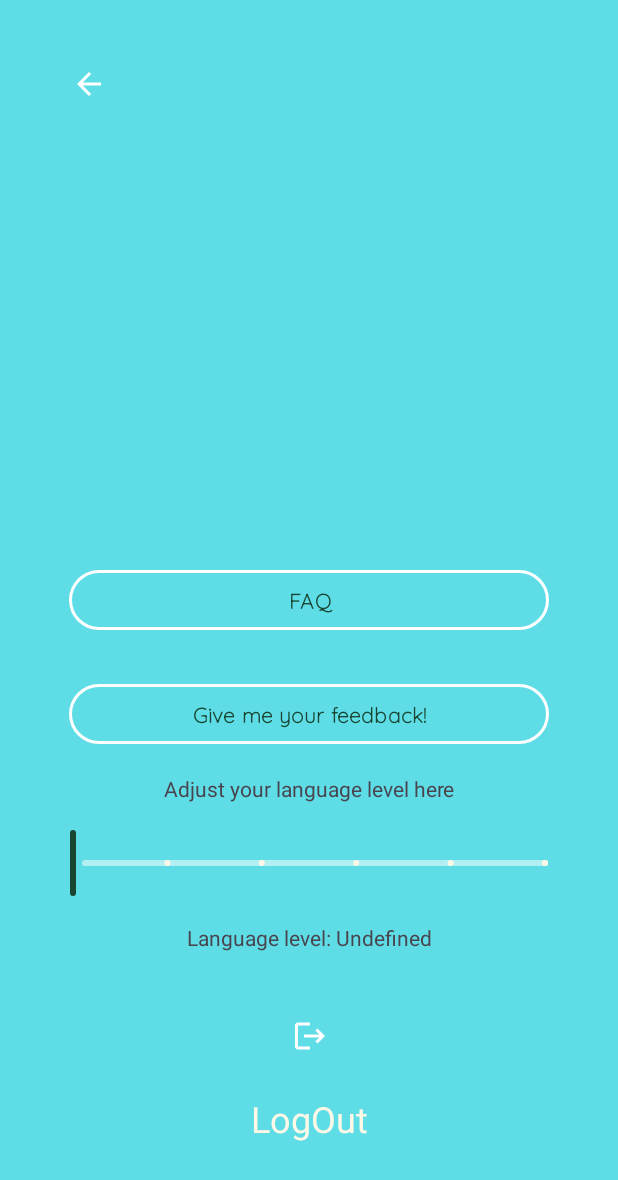
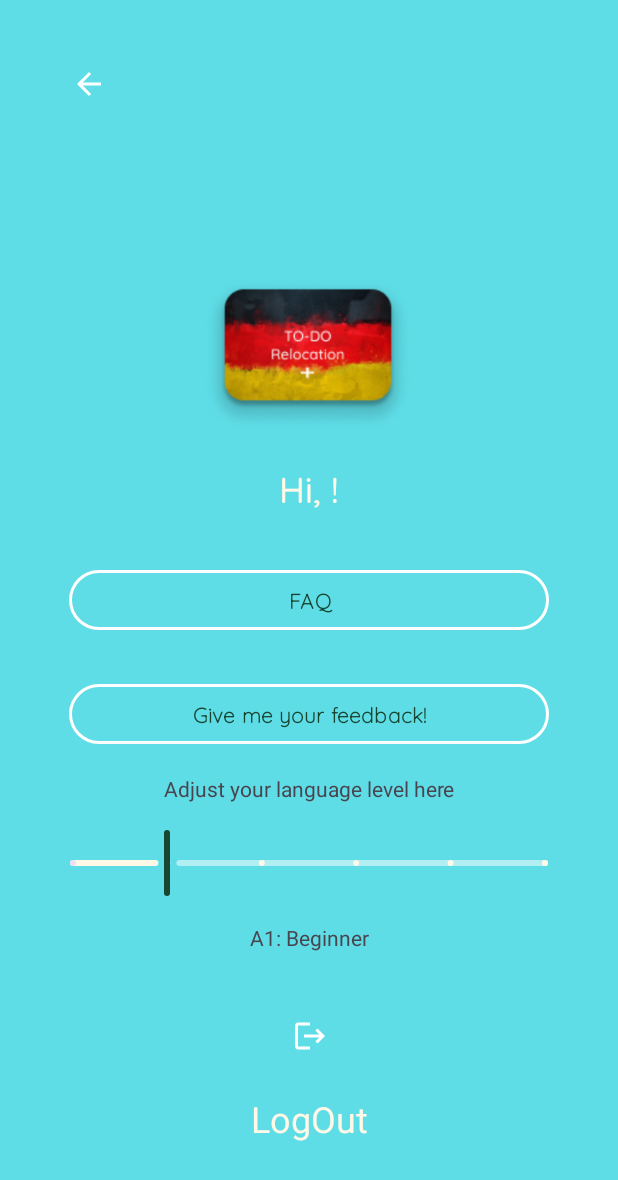
Before and after one commit to AlGSyntax/ProMigrate, an Android app: the SettingsFragment screen opened through its navigation route, on a phone screen of 412 x 824 dp. Shown: the top 1180 px of the screen. Run offline under Robolectric (Android 15) with nearby library versions, the phone set to English and light mode, and no system bars; our stand-ins replace Firebase (no records; nobody signed in at launch, a user with empty details on screens opened directly); pictures from the network do not load; 1 statement that could not run was skipped.

Commit message:
Final Adjustments.

```diff
--- a/app/src/main/java/com/example/promigrate/MainActivity.kt
+++ b/app/src/main/java/com/example/promigrate/MainActivity.kt
@@ -24,7 +24,5 @@ class MainActivity : AppCompatActivity() {
         ProMigrateCourseAPI.init(this)
         // Setzt den Inhalt der Aktivität aus einer Layout-Ressource.
         setContentView(R.layout.activity_main)
-
-
     }
 }
--- a/app/src/main/java/com/example/promigrate/MainViewModel.kt
+++ b/app/src/main/java/com/example/promigrate/MainViewModel.kt
@@ -1665,6 +1665,100 @@ class MainViewModel(application: Application) : AndroidViewModel(application) {
         }
     }
 
+
+    /**
+     * Ruft den Benutzernamen für die gegebene Benutzer-ID aus Firestore ab.
+     *
+     * Diese Funktion erstellt eine LiveData-Instanz, um den Benutzernamen zu speichern. Dann startet sie eine Coroutine,
+     * um den Benutzernamen aus Firestore abzurufen. Die Funktion fügt einen SnapshotListener zum Firestore-Dokument hinzu,
+     * das mit der Benutzer-ID verknüpft ist. Wenn beim Abrufen des Dokuments ein Fehler auftritt, postet die Funktion einen
+     * leeren String in die LiveData. Wenn das Dokument erfolgreich abgerufen wird, holt die Funktion den Benutzernamen aus
+     * dem Dokument und postet ihn in die LiveData.
+     *
+     * @param userId: Die ID des Benutzers, dessen Benutzername abgerufen werden soll.
+     * @return: Eine LiveData-Instanz, die den abgerufenen Benutzernamen enthält. Wenn beim Abrufen des Benutzernamens ein
+     * Fehler auftritt, enthält die LiveData einen leeren String.
+     */
+    fun getUserName(userId: String): LiveData<String> {
+        val liveData = MutableLiveData<String>()
+        viewModelScope.launch {
+            FirebaseFirestore.getInstance().collection("user").document(userId)
+                .addSnapshotListener { documentSnapshot, e ->
+                    if (e != null) {
+                        // Handle the error
+                        liveData.postValue("")
+                    } else {
+                        val userName = documentSnapshot?.getString("name")
+                        liveData.postValue(userName ?: "")
+                    }
+                }
+        }
+        return liveData
+    }
+
+
+    /**
+     * Ruft das Sprachniveau eines Benutzers basierend auf der bereitgestellten Benutzer-ID aus Firestore ab.
+     *
+     * Diese Funktion erstellt eine LiveData-Instanz, um das Sprachniveau zu speichern. Sie startet dann eine Coroutine,
+     * um das Sprachniveau aus Firestore abzurufen. Die Funktion fügt einen SnapshotListener zum Firestore-Dokument hinzu,
+     * das mit der Benutzer-ID verknüpft ist. Wenn beim Abrufen des Dokuments ein Fehler auftritt, postet die Funktion einen
+     * leeren String in die LiveData. Wenn das Dokument erfolgreich abgerufen wird, holt die Funktion das Sprachniveau aus
+     * dem Dokument und postet es in die LiveData.
+     *
+     * @param userId: Die ID des Benutzers, dessen Sprachniveau abgerufen werden soll.
+     * @return: Eine LiveData-Instanz, die das abgerufene Sprachniveau enthält. Wenn beim Abrufen des Sprachniveaus ein
+     * Fehler auftritt, enthält die LiveData einen leeren String.
+     */
+    fun getUserLanguageLevel(userId: String): LiveData<String> {
+        val liveData = MutableLiveData<String>()
+        viewModelScope.launch {
+            FirebaseFirestore.getInstance().collection("user").document(userId)
+                .addSnapshotListener { documentSnapshot, e ->
+                    if (e != null) {
+                        // Handle the error
+                        liveData.postValue("")
+                    } else {
+                        val languageLevel = documentSnapshot?.getString("languageLevel")
+                        liveData.postValue(languageLevel ?: "")
+                    }
+                }
+        }
+        return liveData
+    }
+
+
+    /**
+     * Ruft die Profilbild-URL eines Benutzers basierend auf der bereitgestellten Benutzer-ID aus Firestore ab.
+     *
+     * Diese Funktion erstellt eine LiveData-Instanz, um die Profilbild-URL zu speichern. Sie startet dann eine Coroutine,
+     * um die Profilbild-URL aus Firestore abzurufen. Die Funktion fügt einen SnapshotListener zum Firestore-Dokument hinzu,
+     * das mit der Benutzer-ID verknüpft ist. Wenn beim Abrufen des Dokuments ein Fehler auftritt, postet die Funktion einen
+     * leeren String in die LiveData. Wenn das Dokument erfolgreich abgerufen wird, holt die Funktion die Profilbild-URL aus
+     * dem Dokument und postet sie in die LiveData.
+     *
+     * @param userId: Die ID des Benutzers, dessen Profilbild-URL abgerufen werden soll.
+     * @return: Eine LiveData-Instanz, die die abgerufene Profilbild-URL enthält. Wenn beim Abrufen der Profilbild-URL ein
+     * Fehler auftritt, enthält die LiveData einen leeren String.
+     */
+    fun getUserProfileImageUrl(userId: String): LiveData<String> {
+        val liveData = MutableLiveData<String>()
+        viewModelScope.launch {
+            FirebaseFirestore.getInstance().collection("user").document(userId)
+                .addSnapshotListener { documentSnapshot, e ->
+                    if (e != null) {
+                        // Handle the error
+                        liveData.postValue("")
+                    } else {
+                        val imageUrl = documentSnapshot?.getString("profilePicture")
+                        liveData.postValue(imageUrl ?: "")
+                    }
+                }
+        }
+        return liveData
+    }
+
+
     /**
      * Diese Methode wird verwendet, um Feedback zu speichern.
      * Sie startet eine Coroutine und versucht, das Feedback in Firestore zu speichern.
--- a/app/src/main/java/com/example/promigrate/ui/SettingsFragment.kt
+++ b/app/src/main/java/com/example/promigrate/ui/SettingsFragment.kt
@@ -17,7 +17,6 @@ import com.example.promigrate.databinding.FeedbackDialogLayoutBinding
 import com.example.promigrate.databinding.FragmentSettingsBinding
 import com.google.android.material.dialog.MaterialAlertDialogBuilder
 import com.google.firebase.auth.FirebaseAuth
-import com.google.firebase.firestore.FirebaseFirestore
 
 /**
  * SettingsFragment ist ein Fragment, das die Einstellungsseite der App darstellt.
@@ -63,8 +62,99 @@ class SettingsFragment : Fragment() {
     override fun onViewCreated(view: View, savedInstanceState: Bundle?) {
         super.onViewCreated(view, savedInstanceState)
 
-        // Aufruf der Methode loadCurrentProfileImage()
-        loadCurrentProfileImage()
+        val currentUser = FirebaseAuth.getInstance().currentUser
+        // Holt die Benutzer-ID oder gibt einen leeren String zurück, wenn der Benutzer null ist
+        val userId = currentUser?.uid ?: ""
+
+
+        /**
+         * Dieser Codeblock ruft die getUserProfileImageUrl-Methode des ViewModels auf, um die URL des Profilbilds des Benutzers abzurufen.
+         * Die Methode gibt ein LiveData-Objekt zurück, das die URL des Profilbilds enthält.
+         * Ein Observer wird auf das LiveData-Objekt gesetzt, um Änderungen an der URL des Profilbilds zu beobachten.
+         *
+         * Wenn die URL nicht null oder leer ist, wird das Profilbild mit der Glide-Bibliothek in das ImageView profileImage geladen.
+         * Wenn die URL null oder leer ist, wird das Standardbild für das Profilbild verwendet.
+         */
+        viewModel.getUserProfileImageUrl(userId).observe(viewLifecycleOwner) { imageUrl ->
+            if (!imageUrl.isNullOrEmpty()) {
+                Glide.with(this).load(imageUrl).circleCrop().into(binding!!.profileImage)
+            } else {
+                binding!!.profileImage.setImageResource(R.drawable.elevationtodolistrelocation)
+            }
+        }
+
+
+        /**
+         * Dieser Codeblock ruft die getUserName-Methode des ViewModels auf, um den Benutzernamen des Benutzers abzurufen.
+         * Die Methode gibt ein LiveData-Objekt zurück, das den Benutzernamen enthält.
+         * Ein Observer wird auf das LiveData-Objekt gesetzt, um Änderungen am Benutzernamen zu beobachten.
+         *
+         * Wenn der Benutzername nicht null oder leer ist, wird der Benutzername in das TextView userGreeting geladen.
+         * Wenn der Benutzername null oder leer ist, wird ein Standardbenutzername verwendet.
+         */
+        viewModel.getUserName(userId).observe(viewLifecycleOwner) { userName ->
+            binding?.userGreeting?.text = getString(R.string.hellouser, userName)
+        }
+
+
+        // Flag zum Verfolgen, ob der Benutzer mit dem Schieberegler interagiert
+        var isUserInteractingWithSlider = false
+
+       /**
+         * Beobachtet das Sprachniveau des Benutzers anhand des MainViewModels.
+         * Wenn der Benutzer nicht mit dem Schieberegler interagiert, wird der Anfangswert des Schiebereglers festgelegt
+         * und der Text des Sprachniveaus TextView basierend auf dem beobachteten Sprachniveau.
+         */
+        viewModel.getUserLanguageLevel(userId).observe(viewLifecycleOwner) { languageLevel ->
+            if (!isUserInteractingWithSlider) {
+                // Bestimmt  den anfänglichen Schiebereglerwert basierend auf dem Sprachniveau
+                val initialSliderValue = when (languageLevel) {
+                    getString(R.string.beginner) -> 1f
+                    getString(R.string.basic_knowledge) -> 2f
+                    getString(R.string.intermediate) -> 3f
+                    getString(R.string.independent) -> 4f
+                    getString(R.string.proficient) -> 5f
+                    getString(R.string.near_native) -> 6f
+                    else -> 1f // Standard- oder Fehlerbehandlung, Anfangswert wird auf 1 gesetzt
+                }
+                // Setzt den Anfangswert des Schiebereglers
+                binding?.languageLevelSlider?.value = initialSliderValue
+
+            }
+        }
+
+     /**
+         * Setzt einen OnChangeListener auf dem Schieberegler für die Sprachebene.
+         * Wenn sich der Wert des Schiebereglers ändert, wird der Text der Sprachebene TextView basierend auf dem neuen Wert des Schiebereglers festgelegt.
+         * und speichert die neue Sprachebene in Firebase, wenn der Benutzer aktiv mit dem Schieberegler interagiert.
+         */
+        binding?.languageLevelSlider?.addOnChangeListener { _, value, _ ->
+            isUserInteractingWithSlider = true
+
+            // Legt  die Zeichenfolge direkt basierend auf der Schiebereglerposition fest, ohne sie in Float zu konvertieren.
+            val languageLevelText = when (value.toInt()) {
+                1 -> getString(R.string.beginner)
+                2 -> getString(R.string.basic_knowledge)
+                3 -> getString(R.string.intermediate)
+                4 -> getString(R.string.independent)
+                5 -> getString(R.string.proficient)
+                6 -> getString(R.string.near_native)
+                else -> getString(R.string.undefined) // Standard- oder Fehlerbehandlung
+            }
+
+            // TextView mit der ausgewählten Sprachstufe aktualisieren
+            binding?.languageLevelText?.text = languageLevelText
+           // Sprachniveau nur speichern, wenn der Benutzer aktiv mit dem Slider interagiert
+            if (isUserInteractingWithSlider) {
+                viewModel.saveLanguageLevelToFirebase(languageLevelText)
+            }
+        }
+
+
+
+
+
+
 
         /**
          * Dieser Codeblock registriert einen Callback für die Auswahl eines Bildes aus der Galerie.
@@ -97,45 +187,7 @@ class SettingsFragment : Fragment() {
         }
 
 
-        /**
-         * Dieser Codeblock beobachtet Änderungen im userProfileData LiveData-Objekt im ViewModel.
-         * Wenn sich die userProfileData ändert, wird die Benutzeroberfläche entsprechend aktualisiert.
-         *
-         * Wenn das userProfile-Objekt nicht null ist, wird das Profilbild mit Hilfe der Glide-Bibliothek in die profileImage ImageView geladen.
-         * Wenn die URL des Profilbildes null ist, lädt Glide kein Bild.
-         * Der Name des Benutzers wird ebenfalls aus dem userProfile-Objekt abgerufen und in der userGreeting TextView angezeigt.
-         * Wenn der Name des Benutzers null ist, wird eine Standardbegrüßung angezeigt.
-         *
-         * Die Eigenschaft languageLevel des userProfile-Objekts wird ebenfalls beachtet.
-         * Wenn languageLevel nicht null ist, wird der Wert des languageLevelSliders so gesetzt, dass er dem Sprachniveau des Benutzers entspricht.
-         * Das Sprachniveau wird auch in der languageLevelText TextView angezeigt.
-         * Wenn languageLevel null ist, wird der Wert des Sliders auf einen Standardwert gesetzt, und die TextView zeigt einen Standardtext an.
-         */
-        viewModel.userProfileData.observe(viewLifecycleOwner) { userProfile ->
-            userProfile?.let {
-                Glide.with(this)
-                    .load(it.profileImageUrl)
-                    .circleCrop()
-                    .into(binding!!.profileImage)
 
-                val userName = it.name ?: getString(R.string.unknownuser)
-                binding!!.userGreeting.text = getString(R.string.hellouser, userName)
-            }
-            userProfile?.languageLevel?.let { languageLevel ->
-                // Setze den Slider auf den Wert, der dem Sprachniveau des Benutzers entspricht
-                val sliderValue = when (languageLevel) {
-                    getString(R.string.beginner) -> 1f
-                    getString(R.string.basic_knowledge) -> 2f
-                    getString(R.string.intermediate) -> 3f
-                    getString(R.string.independent) -> 4f
-                    getString(R.string.proficient) -> 5f
-                    getString(R.string.near_native) -> 6f
-                    else -> 0f // oder ein anderer Default-Wert
-                }
-                binding!!.languageLevelSlider.value = sliderValue
-                binding!!.languageLevelText.text = languageLevel
-            }
-        }
 
         /**
          * Dieser Codeblock setzt einen OnClickListener auf den gotofaqbtn Button.
@@ -181,9 +233,6 @@ class SettingsFragment : Fragment() {
                     // Berechnung der Gesamtbewertung als Durchschnitt aus Design- und Funktionsbewertung
                     val overallRating = (designFeedback + functionalityFeedback) / 2
 
-                    // Die UserID sollte dynamisch aus dem Benutzerkontext abgerufen werden
-                    val currentUser = FirebaseAuth.getInstance().currentUser
-                    val userId = currentUser?.uid ?: ""
 
                     viewModel.saveFeedback(
                         userId = userId,
@@ -198,33 +247,7 @@ class SettingsFragment : Fragment() {
                 .show()
         }
 
-        /**
-         * Dieser Codeblock setzt einen OnChangeListener auf den languageLevelSlider Slider.
-         * Wenn sich der Wert des Sliders ändert, wird der neue Wert mit der saveLanguageLevelToFirebase-Methode des ViewModels in Firebase gespeichert.
-         *
-         * Der neue Wert wird auch zur Aktualisierung der TextView languageLevelText verwendet.
-         * Der Wert wird in eine ganze Zahl umgewandelt und in einem When-Ausdruck verwendet, um die entsprechende Sprachlevel-String-Ressource zu bestimmen.
-         * Die String-Ressource wird dann abgerufen und als Text des TextViews festgelegt.
-         *
-         * Entspricht der Wert keiner der vordefinierten Sprachstufen, wird die String-Ressource für 'undefined' verwendet.
-         */
-        binding!!.languageLevelSlider.addOnChangeListener { _, value, _ ->
 
-            viewModel.saveLanguageLevelToFirebase(value.toString())
-            // Aktualisiere die TextView mit dem ausgewählten Sprachniveau
-            // Angenommen, du hast eine TextView mit der ID tvLanguageLevel
-            val languageLevel = when (value.toInt()) {
-                1 -> R.string.beginner
-                2 -> R.string.basic_knowledge
-                3 -> R.string.intermediate
-                4 -> R.string.independent
-                5 -> R.string.proficient
-                6 -> R.string.near_native
-                else -> R.string.undefined
-            }
-            binding!!.languageLevelText.text = getString(languageLevel)
-
-        }
 
 
         /**
@@ -250,34 +273,6 @@ class SettingsFragment : Fragment() {
 
     }
 
-    /**
-     * Lädt das aktuelle Profilbild des Benutzers.
-     * Es holt die Benutzer-ID von FirebaseAuth und verwendet sie, um das Dokument des Benutzers in Firestore abzurufen.
-     * Wenn das Dokument existiert, wird das Profilbild-URL abgerufen und verwendet, um das Bild mit Glide zu laden und in der ImageView anzuzeigen.
-     * Wenn das Dokument nicht existiert oder das Profilbild-URL leer ist, wird ein Platzhalterbild angezeigt.
-     */
-    private fun loadCurrentProfileImage() {
-        val userId = FirebaseAuth.getInstance().currentUser?.uid
-        if (userId != null) {
-            FirebaseFirestore.getInstance().collection("user").document(userId).get()
-                .addOnSuccessListener { document ->
-                    if (document != null && document.exists()) {
-                        val imageUrl = document.getString("profilePicture")
-                        if (!imageUrl.isNullOrEmpty()) {
-                            Glide.with(this)
-                                .load(imageUrl)
-                                .circleCrop()
-                                .into(binding!!.profileImage)
-                        } else {
-                            // passenden Platzhalter suchen
-                            binding!!.profileImage.setImageResource(R.drawable.elevationtodolistrelocation)
-                        }
-                    }
-                }.addOnFailureListener {
-                Toast.makeText(context, R.string.errorload, Toast.LENGTH_SHORT).show()
-            }
-        }
-    }
 
     /**
      * Wird aufgerufen, wenn die View-Hierarchie des Fragments zerstört wird.
--- a/app/src/main/res/layout/fragment_language_selection.xml
+++ b/app/src/main/res/layout/fragment_language_selection.xml
@@ -35,7 +35,7 @@
         android:id="@+id/spinner_language_selection"
         android:layout_width="match_parent"
         android:layout_height="wrap_content"
-        android:layout_marginTop="312dp"
+        android:layout_marginTop="364dp"
         android:background="@drawable/spinner_background"
         android:entries="@array/language_options"
         android:minHeight="48dp"
@@ -83,7 +83,9 @@
         android:textStyle="bold"
         app:layout_constraintBottom_toBottomOf="parent"
         app:layout_constraintEnd_toEndOf="parent"
+        app:layout_constraintHorizontal_bias="0.497"
         app:layout_constraintStart_toStartOf="parent"
-        app:layout_constraintTop_toTopOf="parent" />
+        app:layout_constraintTop_toTopOf="parent"
+        app:layout_constraintVertical_bias="0.402" />
 
 </androidx.constraintlayout.widget.ConstraintLayout>
```
